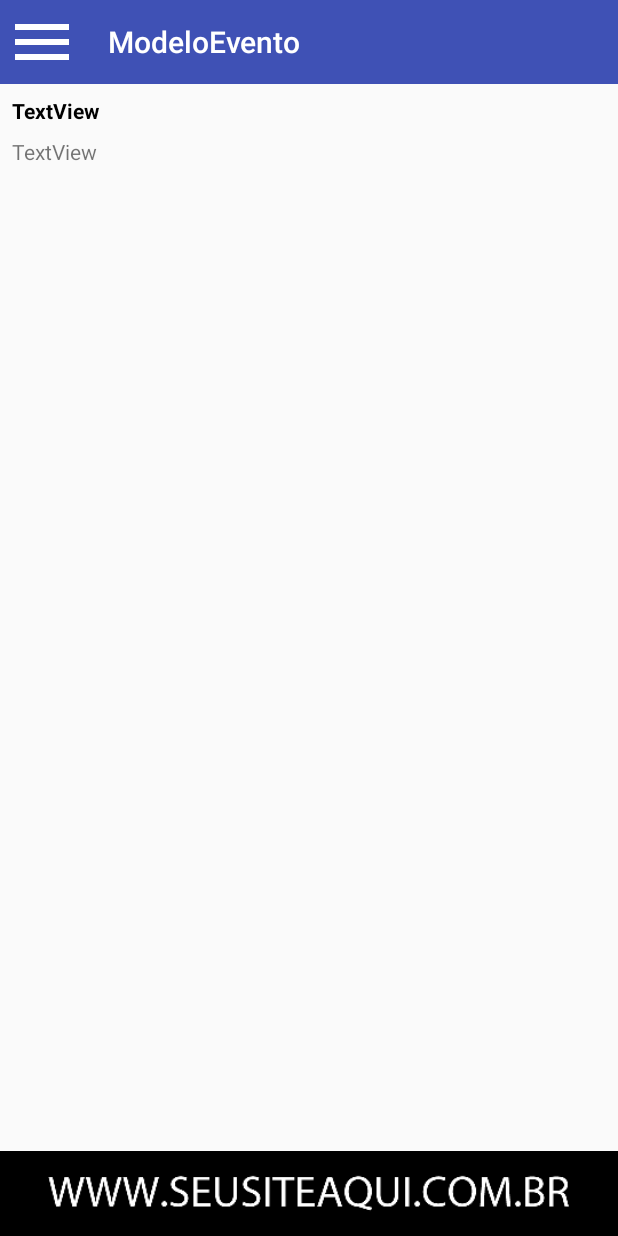
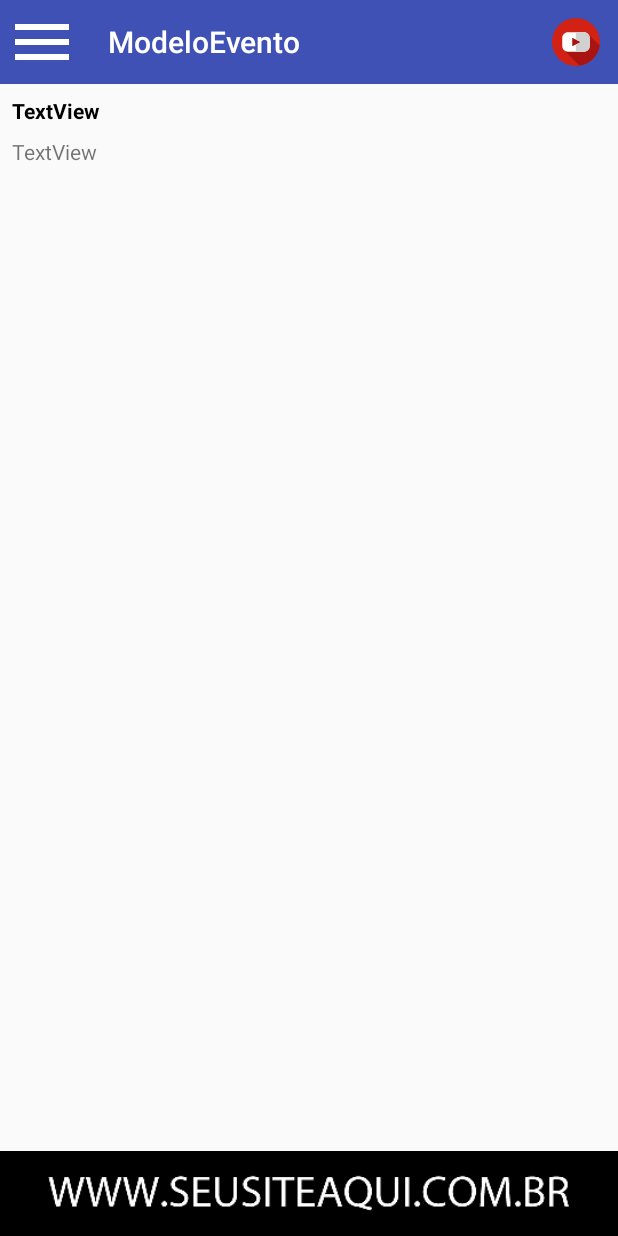
Before and after one commit to pablohcl/ModeloEvento, an Android app: the fragment FragmentVideosInformacoes placed in its activity, on a phone screen of 412 x 824 dp. Run offline under Robolectric (Android 15) with nearby library versions, the phone set to English and light mode, and no system bars; 4 statements that could not run were skipped.

Commit message:
Open in YouTube working.

```diff
--- a/app/src/main/java/com/example/android/modeloevento/activity/BaseActivity.java
+++ b/app/src/main/java/com/example/android/modeloevento/activity/BaseActivity.java
@@ -31,6 +31,7 @@ import com.example.android.modeloevento.fragments.FragmentNews;
 import com.example.android.modeloevento.fragments.FragmentSetores;
 import com.example.android.modeloevento.fragments.FragmentTickets;
 import com.example.android.modeloevento.fragments.FragmentVideos;
+import com.example.android.modeloevento.fragments.FragmentVideosInformacoes;
 import com.google.android.youtube.player.YouTubeBaseActivity;
 
 import java.util.ArrayList;
@@ -162,13 +163,21 @@ public class BaseActivity extends AppCompatActivity {
                 // Trata o clique no botão que abre o menu
                 if(drawerLayout != null){
                     openDrawer();
-                    return true;
+                    break;
                 }
+                break;
 
             case R.id.action_open_browser:
                 Intent intent = new Intent(Intent.ACTION_VIEW);
                 intent.setData(Uri.parse("https://www.instagram.com/aztec.festival/"));
                 startActivity(intent);
+                break;
+
+            case R.id.action_video_open_browser:
+                Intent intentVideo = new Intent(Intent.ACTION_VIEW);
+                intentVideo.setData(Uri.parse("https://www.youtube.com/"+ FragmentVideosInformacoes.VIDEO_ID));
+                startActivity(intentVideo);
+                break;
         }
         return super.onOptionsItemSelected(item);
     }
--- a/app/src/main/java/com/example/android/modeloevento/fragments/FragmentVideosInformacoes.java
+++ b/app/src/main/java/com/example/android/modeloevento/fragments/FragmentVideosInformacoes.java
@@ -7,6 +7,8 @@ import android.support.annotation.Nullable;
 import android.support.v4.app.FragmentTransaction;
 import android.util.Log;
 import android.view.LayoutInflater;
+import android.view.Menu;
+import android.view.MenuInflater;
 import android.view.View;
 import android.view.ViewGroup;
 import android.widget.Toast;
@@ -23,7 +25,7 @@ public class FragmentVideosInformacoes extends BaseFragment {
     private static final String API_KEY = Config.YOUTUBE_API_KEY;
 
     // YoutTube video
-    private static String VIDEO_ID = "24QmQfPCsgQ";
+    public static String VIDEO_ID = "24QmQfPCsgQ";
 
     public FragmentVideosInformacoes() {
     }
@@ -37,8 +39,15 @@ public class FragmentVideosInformacoes extends BaseFragment {
     }
 
     @Override
+    public void onCreateOptionsMenu(Menu menu, MenuInflater inflater) {
+        inflater.inflate(R.menu.videos_informacoes_menu_bar, menu);
+    }
+
+    @Override
     public void onActivityCreated(@Nullable Bundle savedInstanceState) {
         super.onActivityCreated(savedInstanceState);
+
+        setHasOptionsMenu(true);
 
         YouTubePlayerSupportFragment youTubePlayerSupportFragment = YouTubePlayerSupportFragment.newInstance();
 
--- /dev/null
+++ b/app/src/main/res/drawable/ic_youtube.xml
@@ -0,0 +1,18 @@
+<vector xmlns:android="http://schemas.android.com/apk/res/android"
+    android:width="512dp"
+    android:height="512dp"
+    android:viewportWidth="512"
+    android:viewportHeight="512">
+  <path
+      android:pathData="M256,256m-256,0a256,256 0,1 1,512 0a256,256 0,1 1,-512 0"
+      android:fillColor="#D22215"/>
+  <path
+      android:pathData="M384.857,170.339c-7.677,2.343 -15.682,4.356 -23.699,6.361c-56.889,12.067 -132.741,-20.687 -165.495,32.754c-27.317,42.494 -35.942,95.668 -67.017,133.663L294.629,509.1c110.47,-16.72 197.773,-104.036 214.476,-214.511L384.857,170.339z"
+      android:fillColor="#A81411"/>
+  <path
+      android:pathData="M341.649,152.333H170.351c-33.608,0 -60.852,27.245 -60.852,60.852v85.632c0,33.608 27.245,60.852 60.852,60.852h171.298c33.608,0 60.852,-27.245 60.852,-60.852v-85.632C402.501,179.578 375.256,152.333 341.649,152.333L341.649,152.333zM300.494,260.167l-80.12,38.212c-2.136,1.019 -4.603,-0.536 -4.603,-2.901v-78.814c0,-2.4 2.532,-3.955 4.67,-2.87l80.12,40.601C302.947,255.602 302.904,259.019 300.494,260.167L300.494,260.167z"
+      android:fillColor="#FFFFFF"/>
+  <path
+      android:pathData="M341.649,152.333h-87.373v78.605l46.287,23.455c2.384,1.208 2.341,4.624 -0.069,5.773l-46.218,22.044v77.459h87.373c33.608,0 60.852,-27.245 60.852,-60.852v-85.632C402.501,179.578 375.256,152.333 341.649,152.333z"
+      android:fillColor="#D1D1D1"/>
+</vector>
--- /dev/null
+++ b/app/src/main/res/menu/videos_informacoes_menu_bar.xml
@@ -0,0 +1,8 @@
+<?xml version="1.0" encoding="utf-8"?>
+<menu xmlns:android="http://schemas.android.com/apk/res/android"
+    xmlns:app="http://schemas.android.com/apk/res-auto">
+    <item android:id="@+id/action_video_open_browser"
+        android:icon="@drawable/ic_youtube"
+        android:title="Open in YouTube"
+        app:showAsAction="ifRoom"/>
+</menu>
```
